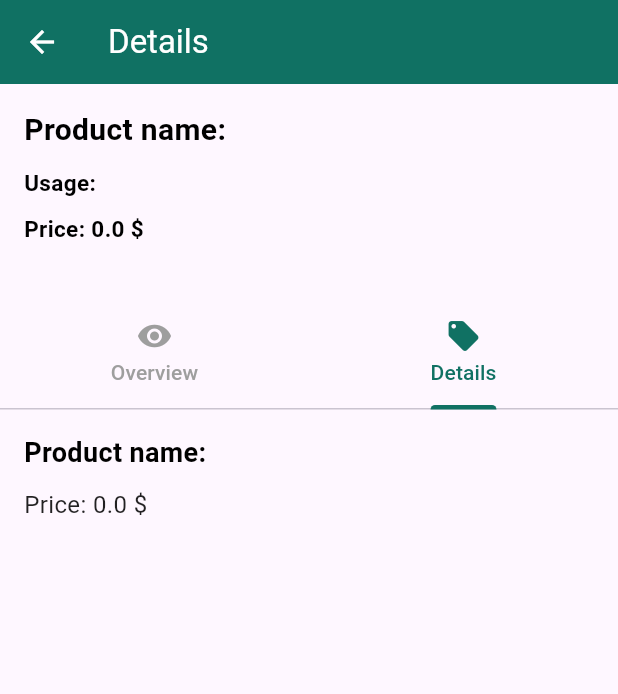
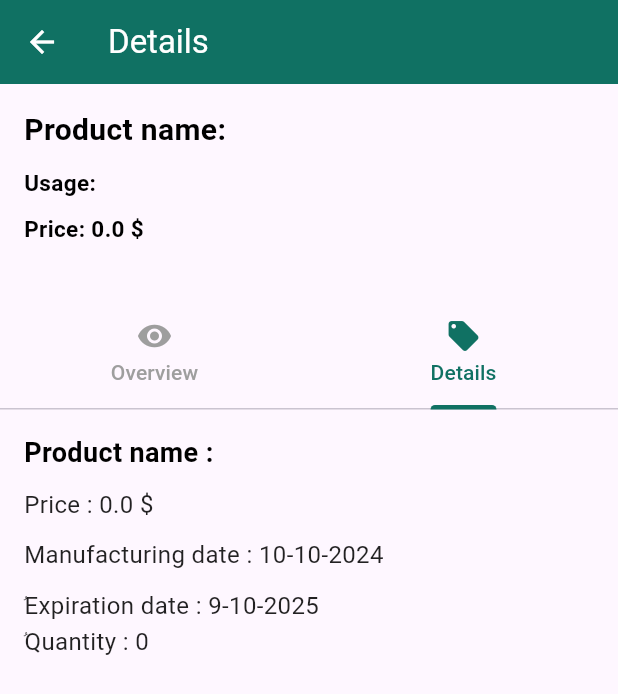
Before and after one commit to Emad-Nasri/pharmacy-app, a Flutter app: the DetailsPage screen opened directly with empty values, tab 2 chosen, on a phone screen of 412 x 824 dp. Shown: the top 694 px of the screen. Run offline on Flutter 3.47's test engine with Material 3 defaults, Android fonts, the phone set to English and light mode, and no system bars; our stand-ins replace get, get_storage; accounts and stored records are empty.

Commit message:
I created a Date class that contains the day, month, and year. I added the start and expiration date in the DetailsPage, and I added the quantity.

```diff
--- a/lib/components/my_medicine.dart
+++ b/lib/components/my_medicine.dart
@@ -10,12 +10,14 @@ class MyMedicine extends StatelessWidget {
       required this.medName,
       required this.price,
       required this.description,
-      required this.useage});
+      required this.useage,
+      required this.quantity});
   final String image;
   final String medName;
   final String description;
   final String useage;
   final double price;
+  final int quantity;
   @override
   Widget build(BuildContext context) {
     final isDarkMode = Theme.of(context).brightness == Brightness.dark;
@@ -24,8 +26,9 @@ class MyMedicine extends StatelessWidget {
         Get.to(() => DetailsPage(
               productName: medName,
               description: description,
-              price: 25,
+              price: price,
               useage: useage,
+              quantity: quantity,
             ));
       },
       child: Container(
--- /dev/null
+++ b/lib/models/date.dart
@@ -0,0 +1,11 @@
+class Date {
+  String date;
+  String day;
+  String month;
+  String year;
+  Date(
+      {required this.date,
+      required this.day,
+      required this.month,
+      required this.year});
+}
--- a/lib/pages/category_page.dart
+++ b/lib/pages/category_page.dart
@@ -43,7 +43,8 @@ class CategoryPage extends StatelessWidget {
                   description:
                       'What is paracetamol?Paracetamol (Panadol, Calpol, Alvedon) is an analgesic and antipyretic drug that is used to temporarily relieve mild-to-moderate pain and fever. It is commonly included as an ingredient in cold and flu medications and is also used on its own.Paracetamol is exactly the same drug as acetaminophen (Tylenol). Paracetamol is the drug\'s name assigned using the International Nonproprietary Name (INN) generic name system. Paracetamol is the name used for the drug in places such as Europe, Australia, New Zealand and India. Acetaminophen is the generic name assigned using the United States Adopted Names (USAN) system. Acetaminophen is the name used in countries such as the US, Canada and Japan. Usually the INN and USAN generic names for a drug are the same and don\'t differ between countries.It is not clear exactly how paracetamol works. However, it is thought to work by blocking chemical messengers in the brain that let us know when we\'re in pain and by affecting the chemical messengers that regulate our body temperature. The evidence suggests that paracetamol inhibits the production of prostaglandins, which are made by the body to deal with illness and injury. It\'s also thought to act on the serotonergic, opioid, nitric oxide and cannabinoid pathways.',
                   useage:
-                      'Headache ,Tension headache,Migraine,Backache,Rheumatic and muscle pain,Mild arthritis/osteoarthritis,Toothache'),
+                      'Headache ,Tension headache,Migraine,Backache,Rheumatic and muscle pain,Mild arthritis/osteoarthritis,Toothache',
+                  quantity: 20),
               MyMedicine(
                   image: 'panadol.jpg',
                   medName: 'Panadol',
@@ -51,7 +52,8 @@ class CategoryPage extends StatelessWidget {
                   description:
                       'What is paracetamol?Paracetamol (Panadol, Calpol, Alvedon) is an analgesic and antipyretic drug that is used to temporarily relieve mild-to-moderate pain and fever. It is commonly included as an ingredient in cold and flu medications and is also used on its own.Paracetamol is exactly the same drug as acetaminophen (Tylenol). Paracetamol is the drug\'s name assigned using the International Nonproprietary Name (INN) generic name system. Paracetamol is the name used for the drug in places such as Europe, Australia, New Zealand and India. Acetaminophen is the generic name assigned using the United States Adopted Names (USAN) system. Acetaminophen is the name used in countries such as the US, Canada and Japan. Usually the INN and USAN generic names for a drug are the same and don\'t differ between countries.It is not clear exactly how paracetamol works. However, it is thought to work by blocking chemical messengers in the brain that let us know when we\'re in pain and by affecting the chemical messengers that regulate our body temperature. The evidence suggests that paracetamol inhibits the production of prostaglandins, which are made by the body to deal with illness and injury. It\'s also thought to act on the serotonergic, opioid, nitric oxide and cannabinoid pathways.',
                   useage:
-                      'Headache ,Tension headache,Migraine,Backache,Rheumatic and muscle pain,Mild arthritis/osteoarthritis,Toothache'),
+                      'Headache ,Tension headache,Migraine,Backache,Rheumatic and muscle pain,Mild arthritis/osteoarthritis,Toothache',
+                  quantity: 20),
               MyMedicine(
                   image: 'panadol.jpg',
                   medName: 'Panadol',
@@ -59,7 +61,8 @@ class CategoryPage extends StatelessWidget {
                   description:
                       'What is paracetamol?Paracetamol (Panadol, Calpol, Alvedon) is an analgesic and antipyretic drug that is used to temporarily relieve mild-to-moderate pain and fever. It is commonly included as an ingredient in cold and flu medications and is also used on its own.Paracetamol is exactly the same drug as acetaminophen (Tylenol). Paracetamol is the drug\'s name assigned using the International Nonproprietary Name (INN) generic name system. Paracetamol is the name used for the drug in places such as Europe, Australia, New Zealand and India. Acetaminophen is the generic name assigned using the United States Adopted Names (USAN) system. Acetaminophen is the name used in countries such as the US, Canada and Japan. Usually the INN and USAN generic names for a drug are the same and don\'t differ between countries.It is not clear exactly how paracetamol works. However, it is thought to work by blocking chemical messengers in the brain that let us know when we\'re in pain and by affecting the chemical messengers that regulate our body temperature. The evidence suggests that paracetamol inhibits the production of prostaglandins, which are made by the body to deal with illness and injury. It\'s also thought to act on the serotonergic, opioid, nitric oxide and cannabinoid pathways.',
                   useage:
-                      'Headache ,Tension headache,Migraine,Backache,Rheumatic and muscle pain,Mild arthritis/osteoarthritis,Toothache'),
+                      'Headache ,Tension headache,Migraine,Backache,Rheumatic and muscle pain,Mild arthritis/osteoarthritis,Toothache',
+                  quantity: 20),
               MyMedicine(
                   image: 'panadol.jpg',
                   medName: 'Panadol',
@@ -67,7 +70,8 @@ class CategoryPage extends StatelessWidget {
                   description:
                       'What is paracetamol?Paracetamol (Panadol, Calpol, Alvedon) is an analgesic and antipyretic drug that is used to temporarily relieve mild-to-moderate pain and fever. It is commonly included as an ingredient in cold and flu medications and is also used on its own.Paracetamol is exactly the same drug as acetaminophen (Tylenol). Paracetamol is the drug\'s name assigned using the International Nonproprietary Name (INN) generic name system. Paracetamol is the name used for the drug in places such as Europe, Australia, New Zealand and India. Acetaminophen is the generic name assigned using the United States Adopted Names (USAN) system. Acetaminophen is the name used in countries such as the US, Canada and Japan. Usually the INN and USAN generic names for a drug are the same and don\'t differ between countries.It is not clear exactly how paracetamol works. However, it is thought to work by blocking chemical messengers in the brain that let us know when we\'re in pain and by affecting the chemical messengers that regulate our body temperature. The evidence suggests that paracetamol inhibits the production of prostaglandins, which are made by the body to deal with illness and injury. It\'s also thought to act on the serotonergic, opioid, nitric oxide and cannabinoid pathways.',
                   useage:
-                      'Headache ,Tension headache,Migraine,Backache,Rheumatic and muscle pain,Mild arthritis/osteoarthritis,Toothache'),
+                      'Headache ,Tension headache,Migraine,Backache,Rheumatic and muscle pain,Mild arthritis/osteoarthritis,Toothache',
+                  quantity: 20),
               MyMedicine(
                   image: 'panadol.jpg',
                   medName: 'Panadol',
@@ -75,7 +79,8 @@ class CategoryPage extends StatelessWidget {
                   description:
                       'What is paracetamol?Paracetamol (Panadol, Calpol, Alvedon) is an analgesic and antipyretic drug that is used to temporarily relieve mild-to-moderate pain and fever. It is commonly included as an ingredient in cold and flu medications and is also used on its own.Paracetamol is exactly the same drug as acetaminophen (Tylenol). Paracetamol is the drug\'s name assigned using the International Nonproprietary Name (INN) generic name system. Paracetamol is the name used for the drug in places such as Europe, Australia, New Zealand and India. Acetaminophen is the generic name assigned using the United States Adopted Names (USAN) system. Acetaminophen is the name used in countries such as the US, Canada and Japan. Usually the INN and USAN generic names for a drug are the same and don\'t differ between countries.It is not clear exactly how paracetamol works. However, it is thought to work by blocking chemical messengers in the brain that let us know when we\'re in pain and by affecting the chemical messengers that regulate our body temperature. The evidence suggests that paracetamol inhibits the production of prostaglandins, which are made by the body to deal with illness and injury. It\'s also thought to act on the serotonergic, opioid, nitric oxide and cannabinoid pathways.',
                   useage:
-                      'Headache ,Tension headache,Migraine,Backache,Rheumatic and muscle pain,Mild arthritis/osteoarthritis,Toothache'),
+                      'Headache ,Tension headache,Migraine,Backache,Rheumatic and muscle pain,Mild arthritis/osteoarthritis,Toothache',
+                  quantity: 20),
               MyMedicine(
                   image: 'panadol.jpg',
                   medName: 'Panadol',
@@ -83,7 +88,8 @@ class CategoryPage extends StatelessWidget {
                   description:
                       'What is paracetamol?Paracetamol (Panadol, Calpol, Alvedon) is an analgesic and antipyretic drug that is used to temporarily relieve mild-to-moderate pain and fever. It is commonly included as an ingredient in cold and flu medications and is also used on its own.Paracetamol is exactly the same drug as acetaminophen (Tylenol). Paracetamol is the drug\'s name assigned using the International Nonproprietary Name (INN) generic name system. Paracetamol is the name used for the drug in places such as Europe, Australia, New Zealand and India. Acetaminophen is the generic name assigned using the United States Adopted Names (USAN) system. Acetaminophen is the name used in countries such as the US, Canada and Japan. Usually the INN and USAN generic names for a drug are the same and don\'t differ between countries.It is not clear exactly how paracetamol works. However, it is thought to work by blocking chemical messengers in the brain that let us know when we\'re in pain and by affecting the chemical messengers that regulate our body temperature. The evidence suggests that paracetamol inhibits the production of prostaglandins, which are made by the body to deal with illness and injury. It\'s also thought to act on the serotonergic, opioid, nitric oxide and cannabinoid pathways.',
                   useage:
-                      'Headache ,Tension headache,Migraine,Backache,Rheumatic and muscle pain,Mild arthritis/osteoarthritis,Toothache'),
+                      'Headache ,Tension headache,Migraine,Backache,Rheumatic and muscle pain,Mild arthritis/osteoarthritis,Toothache',
+                  quantity: 20),
               MyMedicine(
                   image: 'panadol.jpg',
                   medName: 'Panadol',
@@ -91,7 +97,8 @@ class CategoryPage extends StatelessWidget {
                   description:
                       'What is paracetamol?Paracetamol (Panadol, Calpol, Alvedon) is an analgesic and antipyretic drug that is used to temporarily relieve mild-to-moderate pain and fever. It is commonly included as an ingredient in cold and flu medications and is also used on its own.Paracetamol is exactly the same drug as acetaminophen (Tylenol). Paracetamol is the drug\'s name assigned using the International Nonproprietary Name (INN) generic name system. Paracetamol is the name used for the drug in places such as Europe, Australia, New Zealand and India. Acetaminophen is the generic name assigned using the United States Adopted Names (USAN) system. Acetaminophen is the name used in countries such as the US, Canada and Japan. Usually the INN and USAN generic names for a drug are the same and don\'t differ between countries.It is not clear exactly how paracetamol works. However, it is thought to work by blocking chemical messengers in the brain that let us know when we\'re in pain and by affecting the chemical messengers that regulate our body temperature. The evidence suggests that paracetamol inhibits the production of prostaglandins, which are made by the body to deal with illness and injury. It\'s also thought to act on the serotonergic, opioid, nitric oxide and cannabinoid pathways.',
                   useage:
-                      'Headache ,Tension headache,Migraine,Backache,Rheumatic and muscle pain,Mild arthritis/osteoarthritis,Toothache'),
+                      'Headache ,Tension headache,Migraine,Backache,Rheumatic and muscle pain,Mild arthritis/osteoarthritis,Toothache',
+                  quantity: 20),
               MyMedicine(
                   image: 'panadol.jpg',
                   medName: 'Panadol',
@@ -99,7 +106,8 @@ class CategoryPage extends StatelessWidget {
                   description:
                       'What is paracetamol?Paracetamol (Panadol, Calpol, Alvedon) is an analgesic and antipyretic drug that is used to temporarily relieve mild-to-moderate pain and fever. It is commonly included as an ingredient in cold and flu medications and is also used on its own.Paracetamol is exactly the same drug as acetaminophen (Tylenol). Paracetamol is the drug\'s name assigned using the International Nonproprietary Name (INN) generic name system. Paracetamol is the name used for the drug in places such as Europe, Australia, New Zealand and India. Acetaminophen is the generic name assigned using the United States Adopted Names (USAN) system. Acetaminophen is the name used in countries such as the US, Canada and Japan. Usually the INN and USAN generic names for a drug are the same and don\'t differ between countries.It is not clear exactly how paracetamol works. However, it is thought to work by blocking chemical messengers in the brain that let us know when we\'re in pain and by affecting the chemical messengers that regulate our body temperature. The evidence suggests that paracetamol inhibits the production of prostaglandins, which are made by the body to deal with illness and injury. It\'s also thought to act on the serotonergic, opioid, nitric oxide and cannabinoid pathways.',
                   useage:
-                      'Headache ,Tension headache,Migraine,Backache,Rheumatic and muscle pain,Mild arthritis/osteoarthritis,Toothache'),
+                      'Headache ,Tension headache,Migraine,Backache,Rheumatic and muscle pain,Mild arthritis/osteoarthritis,Toothache',
+                  quantity: 20),
               MyMedicine(
                   image: 'panadol.jpg',
                   medName: 'Panadol',
@@ -107,7 +115,8 @@ class CategoryPage extends StatelessWidget {
                   description:
                       'What is paracetamol?Paracetamol (Panadol, Calpol, Alvedon) is an analgesic and antipyretic drug that is used to temporarily relieve mild-to-moderate pain and fever. It is commonly included as an ingredient in cold and flu medications and is also used on its own.Paracetamol is exactly the same drug as acetaminophen (Tylenol). Paracetamol is the drug\'s name assigned using the International Nonproprietary Name (INN) generic name system. Paracetamol is the name used for the drug in places such as Europe, Australia, New Zealand and India. Acetaminophen is the generic name assigned using the United States Adopted Names (USAN) system. Acetaminophen is the name used in countries such as the US, Canada and Japan. Usually the INN and USAN generic names for a drug are the same and don\'t differ between countries.It is not clear exactly how paracetamol works. However, it is thought to work by blocking chemical messengers in the brain that let us know when we\'re in pain and by affecting the chemical messengers that regulate our body temperature. The evidence suggests that paracetamol inhibits the production of prostaglandins, which are made by the body to deal with illness and injury. It\'s also thought to act on the serotonergic, opioid, nitric oxide and cannabinoid pathways.',
                   useage:
-                      'Headache ,Tension headache,Migraine,Backache,Rheumatic and muscle pain,Mild arthritis/osteoarthritis,Toothache'),
+                      'Headache ,Tension headache,Migraine,Backache,Rheumatic and muscle pain,Mild arthritis/osteoarthritis,Toothache',
+                  quantity: 20),
             ],
           ),
         ],
--- a/lib/pages/details_page.dart
+++ b/lib/pages/details_page.dart
@@ -1,5 +1,6 @@
 import 'package:flutter/material.dart';
 import 'package:get/get.dart';
+import 'package:pharmacy_app/models/date.dart';
 import 'package:pharmacy_app/theme/theme_controller.dart';
 
 class DetailsPage extends StatelessWidget {
@@ -9,15 +10,17 @@ class DetailsPage extends StatelessWidget {
     required this.description,
     required this.price,
     required this.useage,
+    required this.quantity,
   });
 
   final String productName;
   final String description;
   final String useage;
   final double price;
-
+  final int? quantity;
   @override
   Widget build(BuildContext context) {
+    Date date = Date(date: '', day: '', month: '', year: '');
     final ThemeController themeController = Get.find();
     final isDarkMode = themeController.theme == ThemeMode.dark;
 
@@ -114,7 +117,7 @@ class DetailsPage extends StatelessWidget {
                       crossAxisAlignment: CrossAxisAlignment.start,
                       children: [
                         Text(
-                          'Product name: $productName',
+                          'Product name : $productName',
                           style: TextStyle(
                             fontWeight: FontWeight.bold,
                             fontSize: 18,
@@ -123,10 +126,33 @@ class DetailsPage extends StatelessWidget {
                         ),
                         const SizedBox(height: 10),
                         Text(
-                          'Price: $price \$',
+                          'Price : $price \$',
                           style: TextStyle(
                             fontSize: 16,
-                            color: isDarkMode ? Colors.white70 : Colors.black87,
+                            color: isDarkMode ? Colors.white : Colors.black87,
+                          ),
+                        ),
+                        const SizedBox(height: 10),
+                        Text(
+                          'Manufacturing date : ${date.day = '10'}-${date.month = '10'}-${date.year = '2024'}',
+                          style: TextStyle(
+                            fontSize: 16,
+                            color: isDarkMode ? Colors.white : Colors.black87,
+                          ),
+                        ),
+                        const SizedBox(height: 10),
+                        Text(
+                          'ُExpiration date : ${date.day = '9'}-${date.month = '10'}-${date.year = '2025'}',
+                          style: TextStyle(
+                            fontSize: 16,
+                            color: isDarkMode ? Colors.white : Colors.black87,
+                          ),
+                        ),
+                        Text(
+                          'ُQuantity : $quantity',
+                          style: TextStyle(
+                            fontSize: 16,
+                            color: isDarkMode ? Colors.white : Colors.black87,
                           ),
                         ),
                       ],
```
